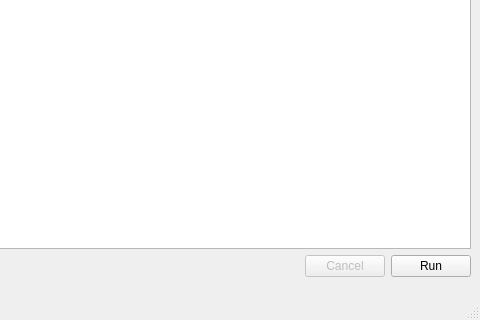
This is gui_main_window.ui in ralphtandetzky/decompose_imf_batch as Qt 5 draws it before an edit; both pictures show x 100 to 580 and y 145 to 465 of the 580 by 465 pixel window. The edited form follows.
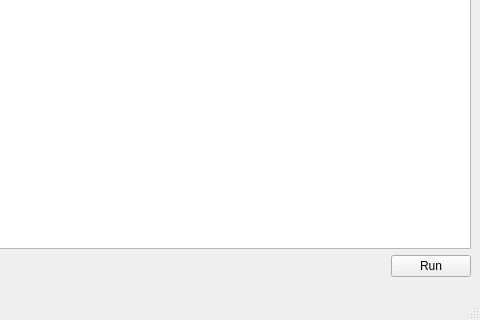
This is the edited form.

Commit message: Removed the cancel button. Cancelling can be done through the progress display now.

Patch:
```diff
--- a/gui_main_window.ui
+++ b/gui_main_window.ui
@@ -33,16 +33,6 @@
         </property>
        </spacer>
       </item>
-      <item>
-       <widget class="QPushButton" name="cancelRunButton">
-        <property name="enabled">
-         <bool>false</bool>
-        </property>
-        <property name="text">
-         <string>Cancel</string>
-        </property>
-       </widget>
-      </item>
       <item>
        <widget class="QPushButton" name="runBatchButton">
         <property name="text">
```
Left out of the diff: 20 changed lines with no effect on the pictures. The commit also changes 1 other file.
